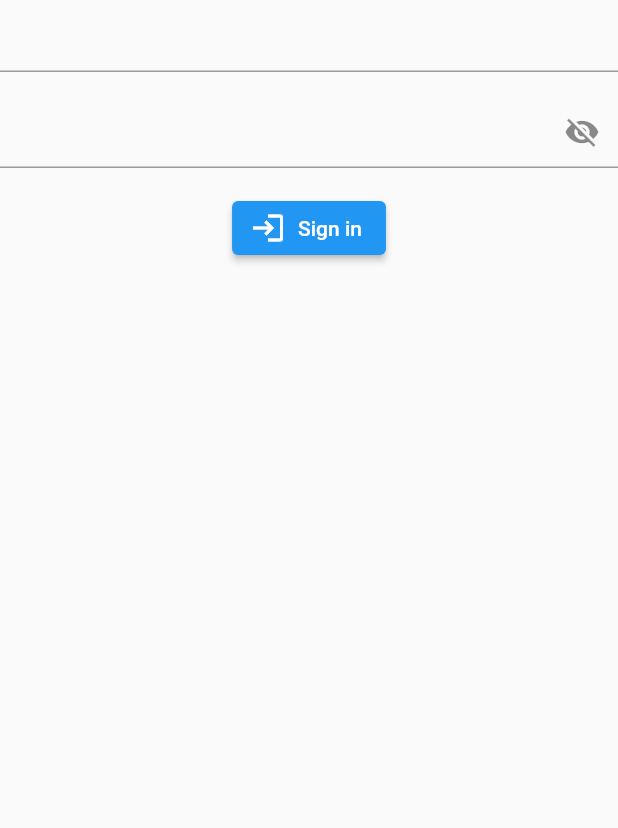
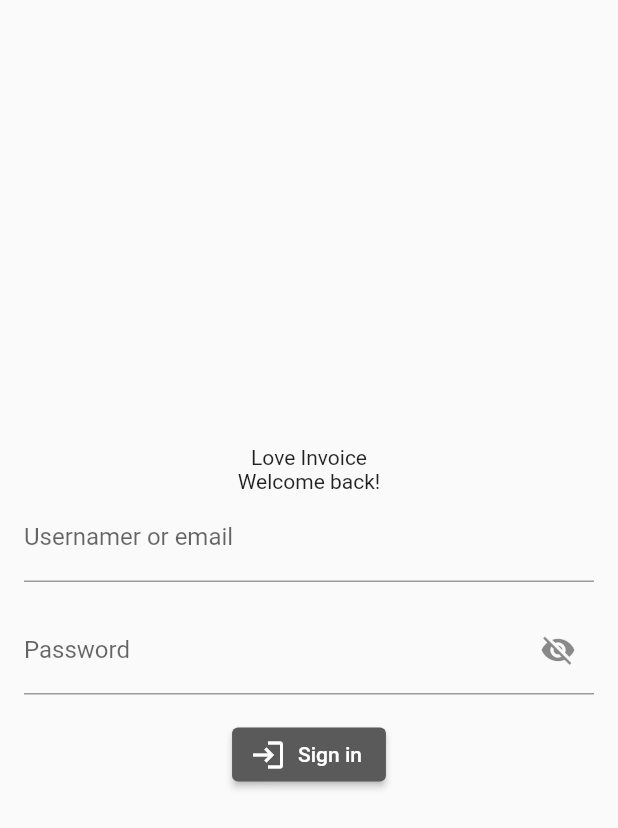
Before and after one commit to astudilloalex/invoice-system-flutter, a Flutter app: the screen it shows after launch, on a phone screen of 412 x 824 dp. Shown: the top 828 px of the screen. Run offline on Flutter 3.47's test engine with Material 2 defaults, Android fonts, the phone set to English and light mode, and no system bars; our stand-ins replace flutter_secure_storage, get, get_it, go_router, url_strategy; generated files the repository leaves out were written again.

Commit message:
Sign in page adn localizations

```diff
--- a/lib/l10n/app_en.arb
+++ b/lib/l10n/app_en.arb
@@ -1,4 +1,8 @@
 {
+    "appTitle": "Love Invoice",
     "loading": "Loading",
-    "signIn": "Sign in"
+    "password": "Password",
+    "signIn": "Sign in",
+    "usernameOrEmail": "Usernamer or email",
+    "welcomeBack": "Welcome back!"
 }
--- a/lib/l10n/app_es.arb
+++ b/lib/l10n/app_es.arb
@@ -1,4 +1,8 @@
 {
+    "appTitle": "Love Invoice",
     "loading": "Cargando",
-    "signIn": "Iniciar sesión"
+    "password": "Contraseña",
+    "signIn": "Iniciar sesión",
+    "usernameOrEmail": "Usuario o email",
+    "welcomeBack": "¡Bienvenido de nuevo!"
 }
--- a/lib/main.dart
+++ b/lib/main.dart
@@ -4,8 +4,9 @@ import 'package:flutter_localizations/flutter_localizations.dart';
 import 'package:http/http.dart' as http;
 import 'package:invoice_system/ui/routes/route_pages.dart';
 import 'package:invoice_system/ui/theme/app_theme_data.dart';
-import 'package:invoice_system/util/local_data.dart';
-import 'package:invoice_system/util/util.dart';
+import 'package:invoice_system/utilities/local_data.dart';
+import 'package:invoice_system/utilities/screen/screen_info.dart';
+import 'package:invoice_system/utilities/util.dart';
 import 'package:url_strategy/url_strategy.dart';
 
 void main() {
@@ -41,5 +42,6 @@ class MyApp extends StatelessWidget {
 void _setupGetIt() {
   http.Client httpClient = http.Client();
   getIt.registerSingleton<LocalData>(const LocalData());
+  getIt.registerLazySingleton<ScreenInfo>(() => const ScreenInfo());
   //getIt.registerLazySingleton<UserRepository>(() => UserRepository);
 }
--- a/lib/ui/pages/sign-in/sign_in_page.dart
+++ b/lib/ui/pages/sign-in/sign_in_page.dart
@@ -1,18 +1,54 @@
 import 'package:flutter/material.dart';
-import 'package:get/get.dart';
-import 'package:invoice_system/ui/pages/sign-in/controllers/sign_in_controller.dart';
+import 'package:flutter_gen/gen_l10n/app_localizations.dart';
 import 'package:invoice_system/ui/pages/sign-in/widgets/sign_in_form.dart';
+import 'package:invoice_system/ui/theme/app_theme_colors.dart';
+import 'package:invoice_system/utilities/screen/screen_info.dart';
+import 'package:invoice_system/utilities/util.dart';
 
 class SignInPage extends StatelessWidget {
   const SignInPage({super.key});
 
   @override
   Widget build(BuildContext context) {
+    final AppThemeColors colors =
+        Theme.of(context).extension<AppThemeColors>()!;
+    final ScreenInfo screenInfo = getIt<ScreenInfo>();
     return Scaffold(
       body: SafeArea(
-        child: Column(
+        child: Row(
           children: [
-            SignInForm(),
+            if (!screenInfo.phone(context))
+              Expanded(
+                flex: screenInfo.desktop(context) ? 6 : 5,
+                child: Container(
+                  color: colors.primary,
+                  width: double.infinity,
+                  height: double.infinity,
+                  child: const Center(child: Text('Center')),
+                ),
+              ),
+            Expanded(
+              flex: screenInfo.desktop(context) ? 2 : 3,
+              child: Padding(
+                padding: const EdgeInsets.all(16.0),
+                child: Center(
+                  child: ListView(
+                    shrinkWrap: true,
+                    children: [
+                      Text(
+                        AppLocalizations.of(context)!.appTitle,
+                        textAlign: TextAlign.center,
+                      ),
+                      Text(
+                        AppLocalizations.of(context)!.welcomeBack,
+                        textAlign: TextAlign.center,
+                      ),
+                      const SignInForm(),
+                    ],
+                  ),
+                ),
+              ),
+            ),
           ],
         ),
       ),
--- a/lib/ui/pages/sign-in/widgets/sign_in_form.dart
+++ b/lib/ui/pages/sign-in/widgets/sign_in_form.dart
@@ -16,10 +16,16 @@ class SignInForm extends StatelessWidget {
       child: Column(
         children: [
           // Username input.
-          TextFormField(
-            controller: controller.usernameController,
-            keyboardType: TextInputType.name,
-            autovalidateMode: AutovalidateMode.onUserInteraction,
+          Obx(
+            () => TextFormField(
+              autovalidateMode: AutovalidateMode.onUserInteraction,
+              controller: controller.usernameController,
+              decoration: InputDecoration(
+                labelText: localizations.usernameOrEmail,
+              ),
+              keyboardType: TextInputType.name,
+              readOnly: controller.loading,
+            ),
           ),
           const SizedBox(height: 16.0),
           // Password input.
@@ -27,17 +33,20 @@ class SignInForm extends StatelessWidget {
             () => TextFormField(
               controller: controller.passwordController,
               decoration: InputDecoration(
+                labelText: localizations.password,
                 suffixIcon: IconButton(
                   icon: Icon(
                     controller.visiblePassword
                         ? Icons.visibility
                         : Icons.visibility_off,
                   ),
-                  onPressed: controller.passwordVisibility,
+                  onPressed:
+                      controller.loading ? null : controller.passwordVisibility,
                 ),
               ),
               keyboardType: TextInputType.visiblePassword,
               obscureText: !controller.visiblePassword,
+              readOnly: controller.loading,
             ),
           ),
           const SizedBox(height: 16.0),
--- /dev/null
+++ b/lib/ui/theme/app_theme_colors.dart
@@ -0,0 +1,39 @@
+import 'package:flutter/material.dart';
+
+/// Contains the primary colors of the app.
+class AppThemeColors extends ThemeExtension<AppThemeColors> {
+  /// Define the [AppThemeColors] class.
+  const AppThemeColors({
+    required this.primary,
+    this.secondary,
+  });
+
+  /// The primary color of the app.
+  final Color primary;
+
+  /// The secondary color of the app.
+  final Color? secondary;
+
+  @override
+  ThemeExtension<AppThemeColors> copyWith({
+    Color? primary,
+    Color? secondary,
+  }) {
+    return AppThemeColors(
+      primary: primary ?? this.primary,
+      secondary: secondary ?? this.secondary,
+    );
+  }
+
+  @override
+  ThemeExtension<AppThemeColors> lerp(
+    ThemeExtension<AppThemeColors>? other,
+    double t,
+  ) {
+    if (other is! AppThemeColors) return this;
+    return AppThemeColors(
+      primary: Color.lerp(primary, other.primary, t) ?? primary,
+      secondary: Color.lerp(secondary, other.secondary, t),
+    );
+  }
+}
--- a/lib/ui/theme/app_theme_data.dart
+++ b/lib/ui/theme/app_theme_data.dart
@@ -1,4 +1,6 @@
 import 'package:flutter/material.dart';
+import 'package:invoice_system/ui/theme/app_theme_colors.dart';
+import 'package:invoice_system/ui/theme/colors.dart';
 
 class AppThemeData {
   const AppThemeData._();
@@ -8,6 +10,18 @@ class AppThemeData {
   }
 
   static ThemeData get light {
-    return ThemeData.light().copyWith();
+    const AppThemeColors colors = AppThemeColors(
+      primary: LightColors.primary,
+      secondary: LightColors.secondary,
+    );
+    return ThemeData.light().copyWith(
+      primaryColor: colors.primary,
+      elevatedButtonTheme: ElevatedButtonThemeData(
+        style: ElevatedButton.styleFrom(
+          backgroundColor: colors.primary,
+        ),
+      ),
+      extensions: <ThemeExtension<dynamic>>[colors],
+    );
   }
 }
--- /dev/null
+++ b/lib/utilities/screen/screen_change_points.dart
@@ -0,0 +1,25 @@
+/// Manage the responsive change points.
+class ScreenChangePoints {
+  /// Define a [ScreenChangePoints] class.
+  const ScreenChangePoints({
+    this.desktopChangePoint = 1000.0,
+    this.tabletChangePoint = 600.0,
+    this.watchChangePoint = 300.0,
+  });
+
+  /// When the width is greater than this value or equal
+  /// the display will be set as `Desktop`.
+  final double desktopChangePoint;
+
+  /// When the width is greater than this value or equal
+  /// the display will be set as `Tablet`
+  /// or when width greater than [watchChangePoint] and smaller than this value
+  /// the display will be `Phone`.
+  final double tabletChangePoint;
+
+  /// When the width is smaller than this value
+  /// the display will be set as `Watch`
+  /// or when width greater than this value and smaller than [tabletChangePoint]
+  /// the display will be `Phone`
+  final double watchChangePoint;
+}
--- /dev/null
+++ b/lib/utilities/screen/screen_info.dart
@@ -0,0 +1,54 @@
+import 'package:flutter/material.dart';
+import 'package:invoice_system/utilities/screen/screen_change_points.dart';
+
+/// Manage the screen info in all app.
+class ScreenInfo {
+  const ScreenInfo({
+    this.changePoints = const ScreenChangePoints(),
+  });
+
+  final ScreenChangePoints changePoints;
+
+  /// Returns true if the size of the screen is desktop.
+  ///
+  /// Use [context] to obtain the Media Query.
+  bool desktop(BuildContext context) {
+    final double width = MediaQuery.of(context).size.width;
+    return width >= changePoints.desktopChangePoint;
+  }
+
+  /// Returns true if the size of the screen is phone.
+  ///
+  /// Use [context] to obtain the Media Query.
+  bool phone(BuildContext context) {
+    final double width = MediaQuery.of(context).size.width;
+    return width < changePoints.tabletChangePoint;
+  }
+
+  /// Returns true if the size of the screen is tablet.
+  ///
+  /// Use [context] to obtain the Media Query.
+  bool tablet(BuildContext context) {
+    final double width = MediaQuery.of(context).size.width;
+    return width >= changePoints.tabletChangePoint &&
+        width < changePoints.desktopChangePoint;
+  }
+
+  /// Returns true if the size of the screen is watch.
+  ///
+  /// Use [context] to obtain the Media Query.
+  bool watch(BuildContext context) {
+    final double width = MediaQuery.of(context).size.width;
+    return width < changePoints.watchChangePoint;
+  }
+
+  /// Returns the height of the screen in the current [context].
+  double height(BuildContext context) {
+    return MediaQuery.of(context).size.height;
+  }
+
+  /// Returns the width of the screen in the [context].
+  double width(BuildContext context) {
+    return MediaQuery.of(context).size.width;
+  }
+}
```
Also changed, not shown: lib/utilities/http_common_client.dart (renamed from lib/util/http_common_client.dart), lib/utilities/local_data.dart (renamed from lib/util/local_data.dart), lib/utilities/util.dart (renamed from lib/util/util.dart).
